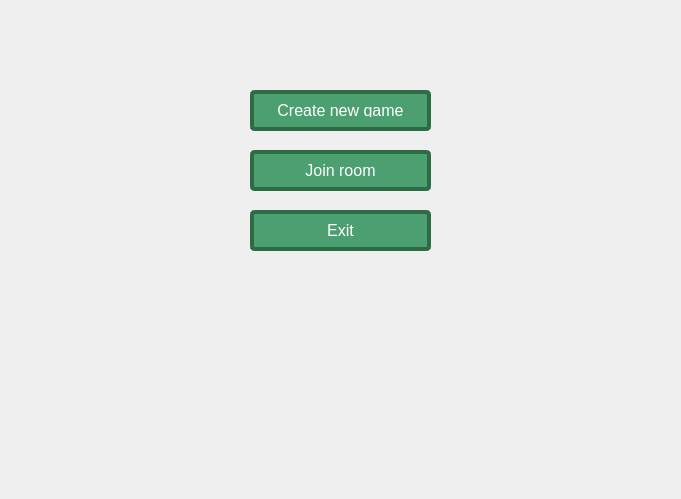
The window that client/view/main_window.ui (jmdieguez/QuackGame) describes before a commit, drawn with Qt 5.
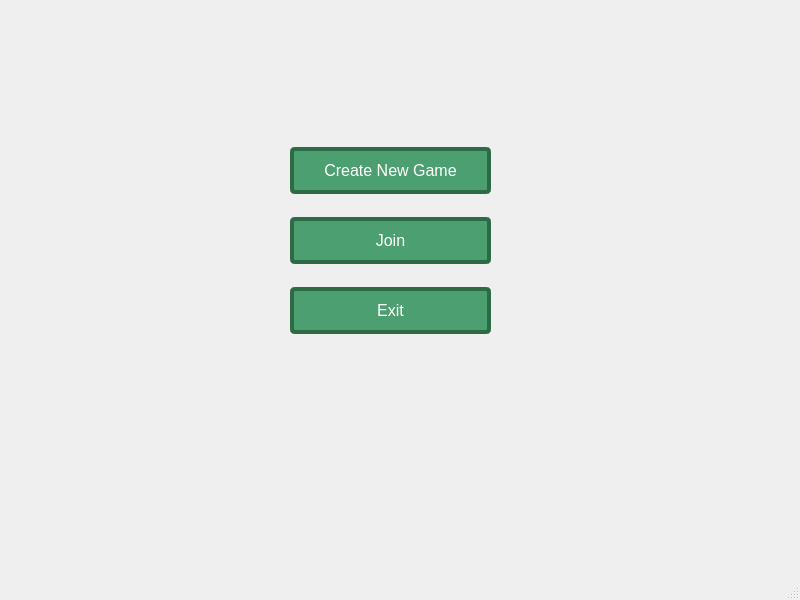
The same window after the commit.

Commit message: join y create juego de lobby

The edit to the form file:
```diff
--- a/client/view/main_window.ui
+++ b/client/view/main_window.ui
@@ -1,34 +1,33 @@
 <?xml version="1.0" encoding="UTF-8"?>
 <ui version="4.0">
  <class>MainWindow</class>
- <widget class="QWidget" name="MainWindow">
+ <widget class="QMainWindow" name="MainWindow">
   <property name="geometry">
    <rect>
     <x>0</x>
     <y>0</y>
-    <width>681</width>
-    <height>499</height>
+    <width>800</width>
+    <height>600</height>
    </rect>
   </property>
-  <property name="font">
-   <font>
-    <pointsize>10</pointsize>
-   </font>
-  </property>
   <property name="windowTitle">
    <string>Form</string>
   </property>
-  <widget class="QPushButton" name="createButton">
-   <property name="geometry">
-    <rect>
-     <x>250</x>
-     <y>90</y>
-     <width>181</width>
-     <height>41</height>
-    </rect>
-   </property>
-   <property name="styleSheet">
-    <string notr="true">QPushButton {
+  <widget class="QWidget" name="centralwidget">
+   <widget class="QWidget" name="verticalLayoutWidget">
+    <property name="geometry">
+     <rect>
+      <x>290</x>
+      <y>130</y>
+      <width>201</width>
+      <height>221</height>
+     </rect>
+    </property>
+    <layout class="QVBoxLayout" name="verticalLayout">
+     <item>
+      <widget class="QPushButton" name="createButton">
+       <property name="styleSheet">
+        <string notr="true">QPushButton {
                           background-color: #4C9F70; 
                           color: white; 
                           font-size: 16px; 
@@ -43,22 +42,16 @@
 QPushButton:hover {
                           background-color: #3E7F58;
 }</string>
-   </property>
-   <property name="text">
-    <string>Create new game</string>
-   </property>
-  </widget>
-  <widget class="QPushButton" name="exitButton">
-   <property name="geometry">
-    <rect>
-     <x>250</x>
-     <y>210</y>
-     <width>181</width>
-     <height>41</height>
-    </rect>
-   </property>
-   <property name="styleSheet">
-    <string notr="true">QPushButton {
+       </property>
+       <property name="text">
+        <string>Create New Game</string>
+       </property>
+      </widget>
+     </item>
+     <item>
+      <widget class="QPushButton" name="joinButton">
+       <property name="styleSheet">
+        <string notr="true">QPushButton {
                           background-color: #4C9F70; 
                           color: white; 
                           font-size: 16px; 
@@ -73,28 +66,22 @@
 QPushButton:hover {
                           background-color: #3E7F58;
 }</string>
-   </property>
-   <property name="text">
-    <string>Exit</string>
-   </property>
-  </widget>
-  <widget class="QPushButton" name="JoinButton">
-   <property name="geometry">
-    <rect>
-     <x>250</x>
-     <y>150</y>
-     <width>181</width>
-     <height>41</height>
-    </rect>
-   </property>
-   <property name="styleSheet">
-    <string notr="true">QPushButton {
+       </property>
+       <property name="text">
+        <string>Join</string>
+       </property>
+      </widget>
+     </item>
+     <item>
+      <widget class="QPushButton" name="exitButton">
+       <property name="styleSheet">
+        <string notr="true">QPushButton {
                           background-color: #4C9F70; 
                           color: white; 
                           font-size: 16px; 
                           border: 4px solid #2C6B43; 
                           border-radius: 5px; 
-                          padding: 5px 5px;
+                          padding: 10px 10px;
                           text-align: center;
                           }
 QPushButton:pressed {
@@ -103,11 +90,26 @@
 QPushButton:hover {
                           background-color: #3E7F58;
 }</string>
+       </property>
+       <property name="text">
+        <string>Exit</string>
+       </property>
+      </widget>
+     </item>
+    </layout>
+   </widget>
+  </widget>
+  <widget class="QMenuBar" name="menubar">
+   <property name="geometry">
+    <rect>
+     <x>0</x>
+     <y>0</y>
+     <width>800</width>
+     <height>20</height>
+    </rect>
    </property>
-   <property name="text">
-    <string>Join room</string>
-   </property>
   </widget>
+  <widget class="QStatusBar" name="statusbar"/>
  </widget>
  <resources/>
  <connections/>
```
Left out of the diff: 2 changed lines with no effect on the pictures. The commit also changes 19 other files.
